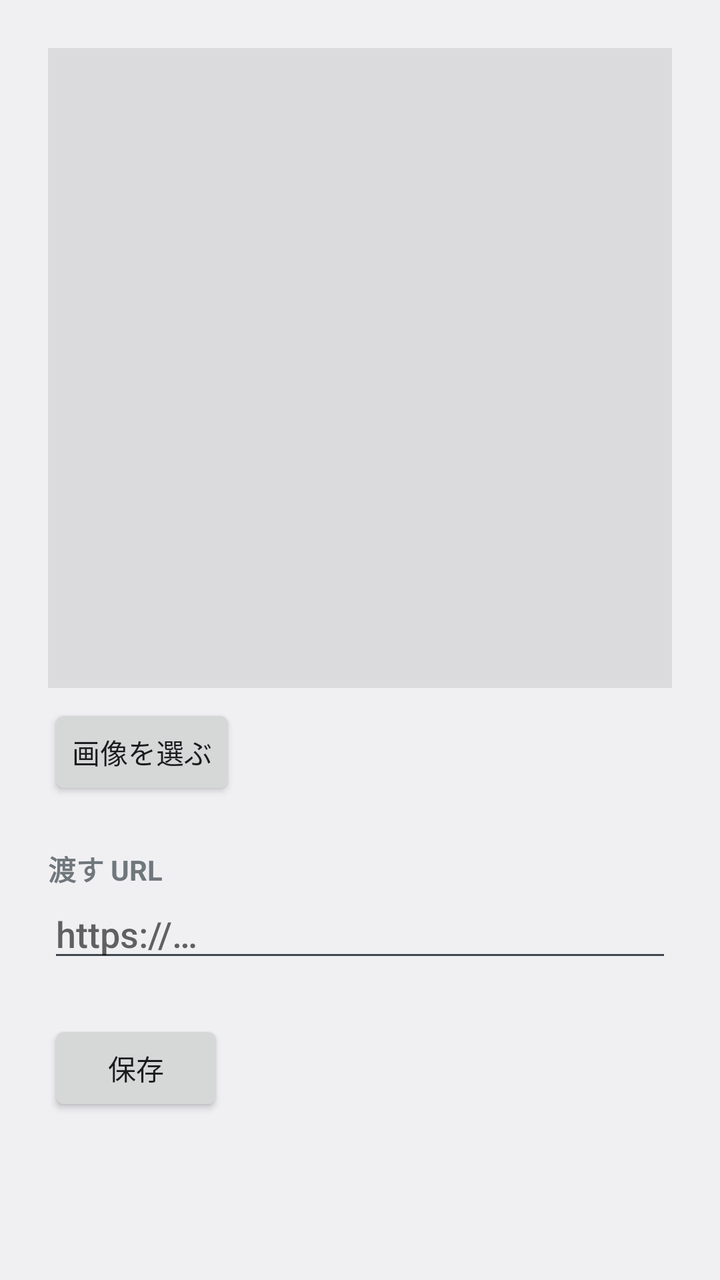
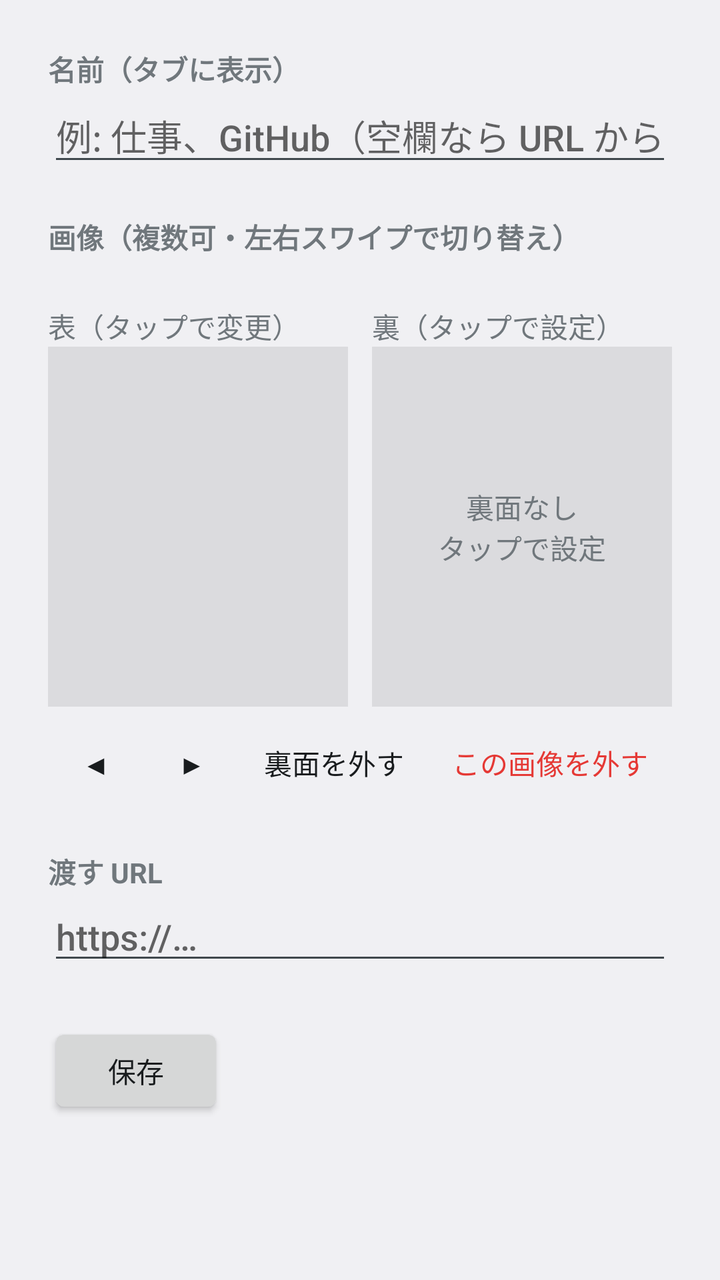

Before-and-after screenshots of an Android layout around one commit, followed by the original layout XML and the change that was made.
<!-- AndroidManifest.xml: application theme android:Theme.DeviceDefault.DayNight -->
<!-- res/layout/activity_edit_card.xml -->
<?xml version="1.0" encoding="utf-8"?>
<ScrollView xmlns:android="http://schemas.android.com/apk/res/android"
    android:layout_width="match_parent"
    android:layout_height="match_parent"
    android:fitsSystemWindows="true">

    <LinearLayout
        android:layout_width="match_parent"
        android:layout_height="wrap_content"
        android:orientation="vertical"
        android:padding="24dp">

        
        <ImageView
            android:id="@+id/preview"
            android:layout_width="match_parent"
            android:layout_height="320dp"
            android:background="#33888888"
            android:contentDescription="@string/card_description"
            android:scaleType="fitCenter" />

        <Button
            android:id="@+id/pick"
            android:layout_width="wrap_content"
            android:layout_height="wrap_content"
            android:layout_marginTop="8dp"
            android:text="@string/pick_image" />

        <TextView
            android:layout_width="wrap_content"
            android:layout_height="wrap_content"
            android:layout_marginTop="24dp"
            android:text="@string/url_label"
            android:textStyle="bold" />

        <EditText
            android:id="@+id/url"
            android:layout_width="match_parent"
            android:layout_height="wrap_content"
            android:hint="@string/url_hint"
            android:importantForAutofill="no"
            android:inputType="textUri"
            android:imeOptions="actionDone" />

        <LinearLayout
            android:layout_width="match_parent"
            android:layout_height="wrap_content"
            android:layout_marginTop="24dp"
            android:orientation="horizontal">

            <Button
                android:id="@+id/save"
                android:layout_width="wrap_content"
                android:layout_height="wrap_content"
                android:text="@string/save" />

            <View
                android:layout_width="0dp"
                android:layout_height="1dp"
                android:layout_weight="1" />

            <Button
                android:id="@+id/delete"
                style="?android:attr/borderlessButtonStyle"
                android:layout_width="wrap_content"
                android:layout_height="wrap_content"
                android:text="@string/delete"
                android:textColor="#E53935"
                android:visibility="gone" />
        </LinearLayout>

        <ProgressBar
            android:id="@+id/progress"
            android:layout_width="wrap_content"
            android:layout_height="wrap_content"
            android:layout_gravity="center_horizontal"
            android:layout_marginTop="16dp"
            android:visibility="gone" />
    </LinearLayout>
</ScrollView>
<!-- resources referenced by this layout -->
<resources>
  <string name="card_description">名刺の画像</string>
  <string name="delete">削除</string>
  <string name="pick_image">画像を選ぶ</string>
  <string name="save">保存</string>
  <string name="url_hint">https://…</string>
  <string name="url_label">渡す URL</string>
</resources>

<!-- the commit's change to res/layout/activity_edit_card.xml (unified diff, before → after) -->
@@ -10,26 +10,163 @@
         android:orientation="vertical"
         android:padding="24dp">
 
+        <TextView
+            android:layout_width="wrap_content"
+            android:layout_height="wrap_content"
+            android:text="@string/name_label"
+            android:textStyle="bold" />
+
+        <EditText
+            android:id="@+id/name"
+            android:layout_width="match_parent"
+            android:layout_height="wrap_content"
+            android:hint="@string/name_hint"
+            android:importantForAutofill="no"
+            android:inputType="text"
+            android:maxLength="20" />
+
         
-        <ImageView
-            android:id="@+id/preview"
-            android:layout_width="match_parent"
-            android:layout_height="320dp"
-            android:background="#33888888"
-            android:contentDescription="@string/card_description"
-            android:scaleType="fitCenter" />
-
-        <Button
-            android:id="@+id/pick"
-            android:layout_width="wrap_content"
+        <TextView
+            android:layout_width="wrap_content"
+            android:layout_height="wrap_content"
+            android:layout_marginTop="20dp"
+            android:text="@string/pages_label"
+            android:textStyle="bold" />
+
+        <HorizontalScrollView
+            android:id="@+id/pages_scroll"
+            android:layout_width="match_parent"
             android:layout_height="wrap_content"
             android:layout_marginTop="8dp"
-            android:text="@string/pick_image" />
+            android:scrollbars="none">
+
+            <LinearLayout
+                android:id="@+id/pages"
+                android:layout_width="wrap_content"
+                android:layout_height="wrap_content"
+                android:orientation="horizontal" />
+        </HorizontalScrollView>
+
+        
+        <LinearLayout
+            android:id="@+id/page_detail"
+            android:layout_width="match_parent"
+            android:layout_height="wrap_content"
+            android:layout_marginTop="16dp"
+            android:orientation="vertical">
+
+            <LinearLayout
+                android:layout_width="match_parent"
+                android:layout_height="wrap_content"
+                android:orientation="horizontal">
+
+                <LinearLayout
+                    android:layout_width="0dp"
+                    android:layout_height="wrap_content"
+                    android:layout_marginEnd="6dp"
+                    android:layout_weight="1"
+                    android:orientation="vertical">
+
+                    <TextView
+                        android:layout_width="wrap_content"
+                        android:layout_height="wrap_content"
+                        android:text="@string/front" />
+
+                    <ImageView
+                        android:id="@+id/front"
+                        android:layout_width="match_parent"
+                        android:layout_height="180dp"
+                        android:background="#33888888"
+                        android:contentDescription="@string/front"
+                        android:scaleType="fitCenter" />
+                </LinearLayout>
+
+                <LinearLayout
+                    android:layout_width="0dp"
+                    android:layout_height="wrap_content"
+                    android:layout_marginStart="6dp"
+                    android:layout_weight="1"
+                    android:orientation="vertical">
+
+                    <TextView
+                        android:layout_width="wrap_content"
+                        android:layout_height="wrap_content"
+                        android:text="@string/back" />
+
+                    <FrameLayout
+                        android:layout_width="match_parent"
+                        android:layout_height="180dp"
+                        android:background="#33888888">
+
+                        <ImageView
+                            android:id="@+id/back"
+                            android:layout_width="match_parent"
+                            android:layout_height="match_parent"
+                            android:contentDescription="@string/back"
+                            android:scaleType="fitCenter" />
+
+                        <TextView
+                            android:id="@+id/back_empty"
+                            android:layout_width="wrap_content"
+                            android:layout_height="wrap_content"
+                            android:layout_gravity="center"
+                            android:gravity="center"
+                            android:text="@string/back_empty" />
+                    </FrameLayout>
+                </LinearLayout>
+            </LinearLayout>
+
+            
+            <LinearLayout
+                android:layout_width="match_parent"
+                android:layout_height="wrap_content"
+                android:layout_marginTop="4dp"
+                android:orientation="horizontal">
+
+                <Button
+                    android:id="@+id/move_left"
+                    style="?android:attr/borderlessButtonStyle"
+                    android:layout_width="wrap_content"
+                    android:layout_height="wrap_content"
+                    android:minWidth="48dp"
+                    android:text="◀"
+                    android:contentDescription="@string/move_left" />
+
+                <Button
+                    android:id="@+id/move_right"
+                    style="?android:attr/borderlessButtonStyle"
+                    android:layout_width="wrap_content"
+                    android:layout_height="wrap_content"
+                    android:minWidth="48dp"
+                    android:text="▶"
+                    android:contentDescription="@string/move_right" />
+
+                <View
+                    android:layout_width="0dp"
+                    android:layout_height="1dp"
+                    android:layout_weight="1" />
+
+                <Button
+                    android:id="@+id/remove_back"
+                    style="?android:attr/borderlessButtonStyle"
+                    android:layout_width="wrap_content"
+                    android:layout_height="wrap_content"
+                    android:text="@string/remove_back" />
+
+                <Button
+                    android:id="@+id/remove_page"
+                    style="?android:attr/borderlessButtonStyle"
+                    android:layout_width="wrap_content"
+                    android:layout_height="wrap_content"
+                    android:text="@string/remove_page"
+                    android:textColor="#E53935" />
+            </LinearLayout>
+        </LinearLayout>
 
         <TextView
             android:layout_width="wrap_content"
             android:layout_height="wrap_content"
-            android:layout_marginTop="24dp"
+            android:layout_marginTop="20dp"
             android:text="@string/url_label"
             android:textStyle="bold" />
 
<!-- resource entries referenced after the edit -->
@@ -1,8 +1,16 @@
 <!-- resources referenced by this layout -->
 <resources>
-  <string name="card_description">名刺の画像</string>
+  <string name="back">裏（タップで設定）</string>
+  <string name="back_empty">裏面なし\nタップで設定</string>
   <string name="delete">削除</string>
-  <string name="pick_image">画像を選ぶ</string>
+  <string name="front">表（タップで変更）</string>
+  <string name="move_left">左へ移動</string>
+  <string name="move_right">右へ移動</string>
+  <string name="name_hint">例: 仕事、GitHub（空欄なら URL から）</string>
+  <string name="name_label">名前（タブに表示）</string>
+  <string name="pages_label">画像（複数可・左右スワイプで切り替え）</string>
+  <string name="remove_back">裏面を外す</string>
+  <string name="remove_page">この画像を外す</string>
   <string name="save">保存</string>
   <string name="url_hint">https://…</string>
   <string name="url_label">渡す URL</string>
